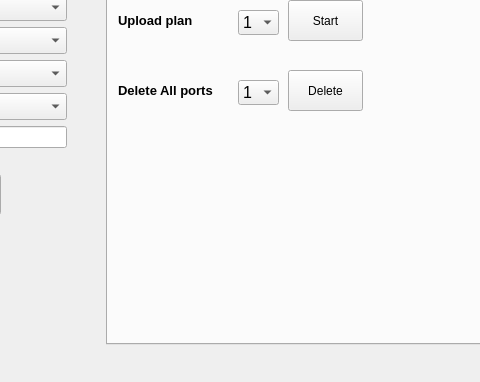
FuckBrains/src, file ui/test.ui: the form before one commit; both pictures show x 164 to 644 and y 176 to 558 of the 939 by 558 pixel window.
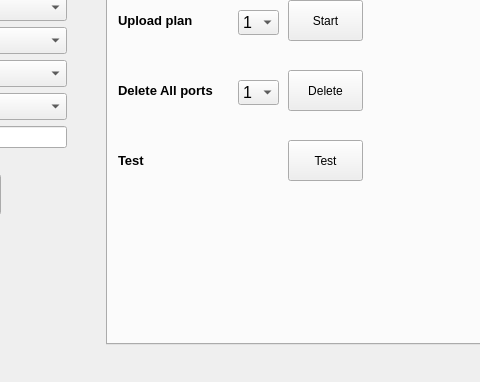
The form after the commit.

What changed in the file:
```diff
--- a/ui/test.ui
+++ b/ui/test.ui
@@ -518,6 +518,39 @@
        </property>
       </item>
      </widget>
+     <widget class="QPushButton" name="pushButton13">
+      <property name="geometry">
+       <rect>
+        <x>180</x>
+        <y>280</y>
+        <width>75</width>
+        <height>41</height>
+       </rect>
+      </property>
+      <property name="text">
+       <string>Test</string>
+      </property>
+     </widget>
+     <widget class="QLabel" name="label_18">
+      <property name="geometry">
+       <rect>
+        <x>10</x>
+        <y>290</y>
+        <width>111</width>
+        <height>21</height>
+       </rect>
+      </property>
+      <property name="font">
+       <font>
+        <pointsize>10</pointsize>
+        <weight>75</weight>
+        <bold>true</bold>
+       </font>
+      </property>
+      <property name="text">
+       <string>Test</string>
+      </property>
+     </widget>
     </widget>
     <widget class="QWidget" name="tab_4">
      <attribute name="title">
```
